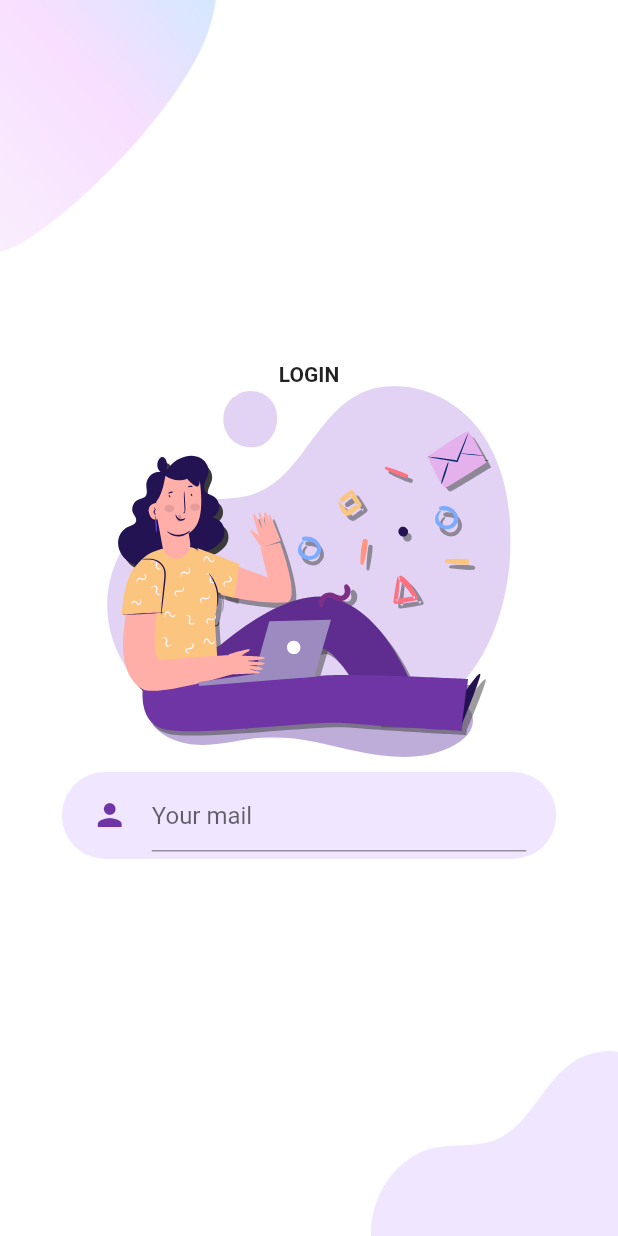
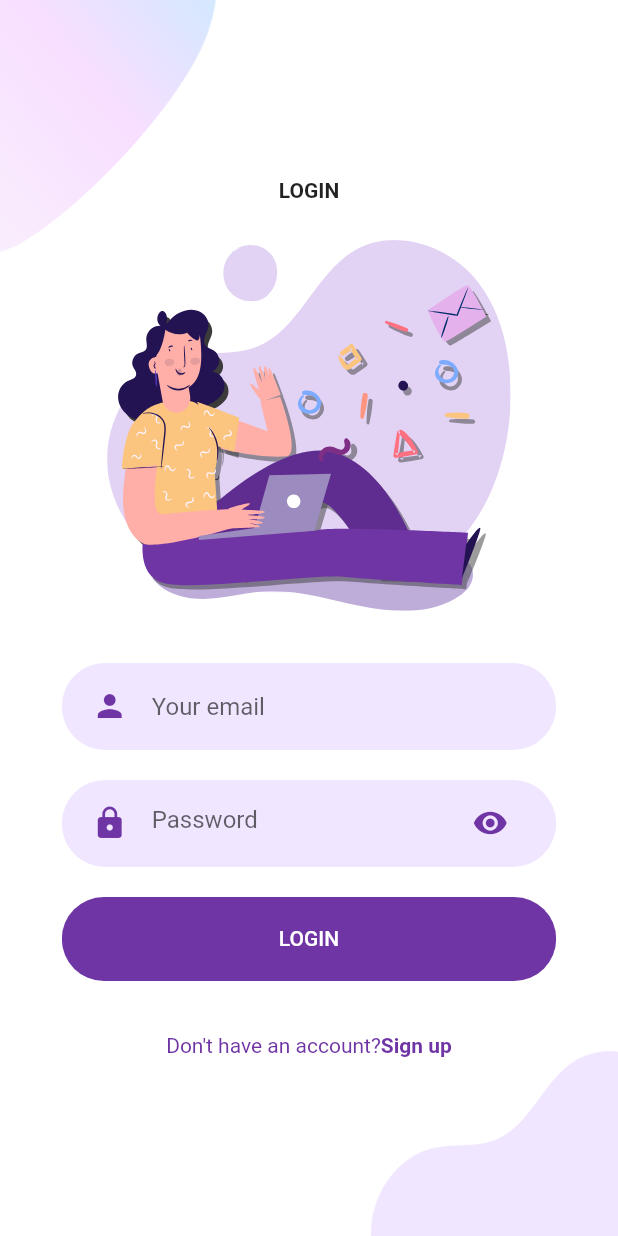
Before and after one commit to QuantumInformatik/login-punumone, a Flutter app: the screen it shows after launch, after a tap on "Login", on a phone screen of 412 x 824 dp. Run offline on Flutter 3.47's test engine with Material 2 defaults, Android fonts, the phone set to English and light mode, and no system bars; our stand-ins replace flutter_svg.

Commit message:
Pantalla login terminanda - queda pendiente pantalla de registro

```diff
--- /dev/null
+++ b/lib/components/have_account.dart
@@ -0,0 +1,33 @@
+import 'package:first_login_flutter/constants.dart';
+import 'package:flutter/material.dart';
+
+class HaveAnAccount extends StatelessWidget {
+  final bool login;
+  final Function press;
+
+  const HaveAnAccount({
+    Key key,
+    this.login = true,
+    this.press,
+  }) : super(key: key);
+
+  @override
+  Widget build(BuildContext context) {
+    return Row(
+      mainAxisAlignment: MainAxisAlignment.center,
+      children: [
+        Text(
+          login ? "Don't have an account?" : "Already have an Account?",
+          style: TextStyle(color: kPrimaryColor),
+        ),
+        GestureDetector(
+          onTap: press,
+          child: Text(
+            login ? "Sign up" : "Sing in",
+            style: TextStyle(color: kPrimaryColor, fontWeight: FontWeight.bold),
+          ),
+        )
+      ],
+    );
+  }
+}
--- /dev/null
+++ b/lib/components/rounded_input_field.dart
@@ -0,0 +1,33 @@
+import 'package:first_login_flutter/components/text_field_container.dart';
+import 'package:first_login_flutter/constants.dart';
+import 'package:flutter/material.dart';
+
+class RoundedInputField extends StatelessWidget {
+  final String hintText;
+  final IconData icon;
+  final ValueChanged<String> onChanged;
+
+  const RoundedInputField({
+    Key key,
+    this.hintText,
+    this.icon = Icons.person,
+    this.onChanged,
+  }) : super(key: key);
+
+  @override
+  Widget build(BuildContext context) {
+    return TextFieldContainer(
+      childTextField: TextField(
+        onChanged: onChanged,
+        decoration: InputDecoration(
+          icon: Icon(
+            icon,
+            color: kPrimaryColor,
+          ),
+          hintText: hintText,
+          border: InputBorder.none,
+        ),
+      ),
+    );
+  }
+}
--- /dev/null
+++ b/lib/components/rounded_password_field.dart
@@ -0,0 +1,33 @@
+import 'package:first_login_flutter/components/text_field_container.dart';
+import 'package:first_login_flutter/constants.dart';
+import 'package:flutter/material.dart';
+
+class RoundedPasswordField extends StatelessWidget {
+  final ValueChanged<String> onChanged;
+
+  const RoundedPasswordField({
+    Key key,
+    this.onChanged,
+  }) : super(key: key);
+
+  @override
+  Widget build(BuildContext context) {
+    return TextFieldContainer(
+      childTextField: TextField(
+        onChanged: onChanged,
+        obscureText: true,
+        decoration: InputDecoration(
+            hintText: "Password",
+            icon: Icon(
+              Icons.lock,
+              color: kPrimaryColor,
+            ),
+            suffixIcon: Icon(
+              Icons.visibility,
+              color: kPrimaryColor,
+            ),
+            border: InputBorder.none),
+      ),
+    );
+  }
+}
--- /dev/null
+++ b/lib/components/text_field_container.dart
@@ -0,0 +1,22 @@
+import 'package:first_login_flutter/constants.dart';
+import 'package:flutter/material.dart';
+
+class TextFieldContainer extends StatelessWidget {
+  final Widget childTextField;
+
+  const TextFieldContainer({Key key, this.childTextField}) : super(key: key);
+
+  @override
+  Widget build(BuildContext context) {
+    Size size = MediaQuery.of(context).size;
+
+    return Container(
+      margin: EdgeInsets.symmetric(vertical: 10),
+      width: size.width * 0.8,
+      padding: EdgeInsets.symmetric(horizontal: 20, vertical: 5),
+      decoration: BoxDecoration(
+          color: kPrimaryLightColor, borderRadius: BorderRadius.circular(29)),
+      child: childTextField,
+    );
+  }
+}
--- a/lib/screens/login/components/body.dart
+++ b/lib/screens/login/components/body.dart
@@ -1,3 +1,8 @@
+import 'package:first_login_flutter/components/have_account.dart';
+import 'package:first_login_flutter/components/rounded_button.dart';
+import 'package:first_login_flutter/components/rounded_input_field.dart';
+import 'package:first_login_flutter/components/rounded_password_field.dart';
+import 'package:first_login_flutter/components/text_field_container.dart';
 import 'package:first_login_flutter/constants.dart';
 import 'package:first_login_flutter/screens/login/components/Background.dart';
 import 'package:flutter/material.dart';
@@ -17,19 +22,34 @@ class Body extends StatelessWidget {
         mainAxisAlignment: MainAxisAlignment.center,
         children: <Widget>[
           _crearInputs(),
+          SizedBox(
+            height: size.height * 0.03,
+          ),
           SvgPicture.asset(
             "assets/icons/login.svg",
             height: size.height * 0.3,
           ),
-          TextFieldContainer(
-            childTextField: TextField(
-              decoration: InputDecoration(
-                  icon: Icon(
-                    Icons.person,
-                    color: kPrimaryColor,
-                  ),
-                  hintText: "Your mail"),
-            ),
+          SizedBox(
+            height: size.height * 0.03,
+          ),
+          RoundedInputField(
+            hintText: "Your email",
+            onChanged: (value) {},
+          ),
+          RoundedPasswordField(
+            onChanged: (value) {},
+          ),
+          RoundedButton(
+            text: "LOGIN",
+            color: kPrimaryColor,
+            textColor: Colors.white,
+            press: () {},
+          ),
+          SizedBox(
+            height: size.height * 0.03,
+          ),
+          HaveAnAccount(
+            press: () {},
           )
         ],
       ),
@@ -43,23 +63,3 @@ class Body extends StatelessWidget {
     );
   }
 }
-
-class TextFieldContainer extends StatelessWidget {
-  final Widget childTextField;
-
-  const TextFieldContainer({Key key, this.childTextField}) : super(key: key);
-
-  @override
-  Widget build(BuildContext context) {
-    Size size = MediaQuery.of(context).size;
-
-    return Container(
-      margin: EdgeInsets.symmetric(vertical: 10),
-      width: size.width * 0.8,
-      padding: EdgeInsets.symmetric(horizontal: 20, vertical: 5),
-      decoration: BoxDecoration(
-          color: kPrimaryLightColor, borderRadius: BorderRadius.circular(29)),
-      child: childTextField,
-    );
-  }
-}
```
